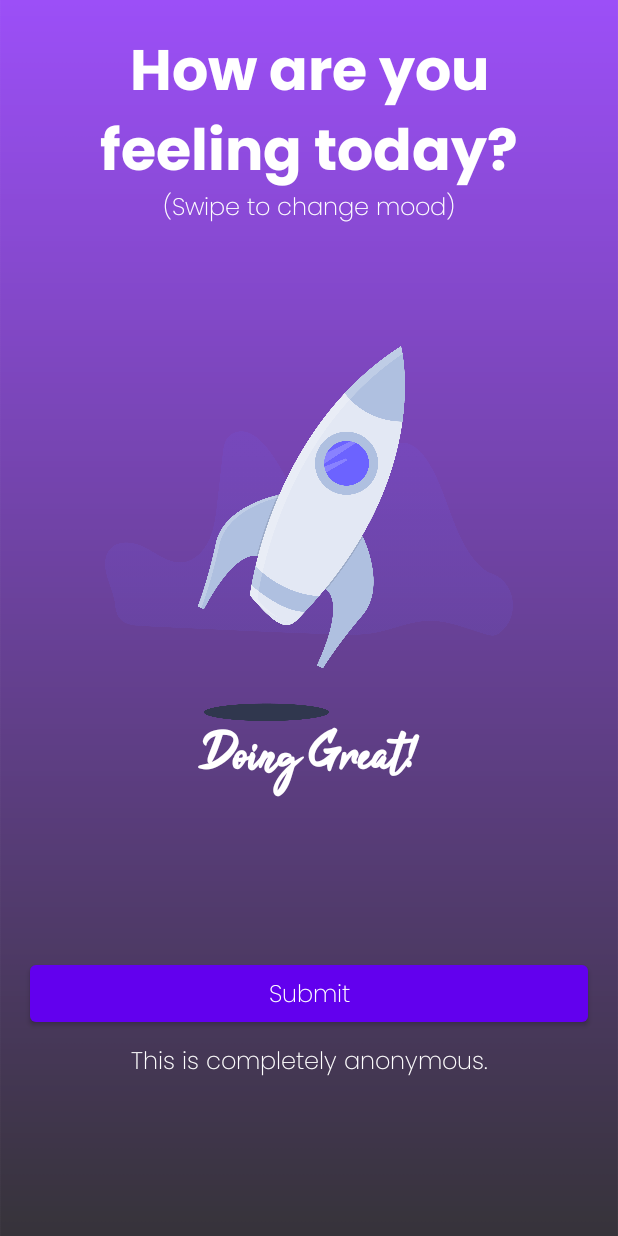
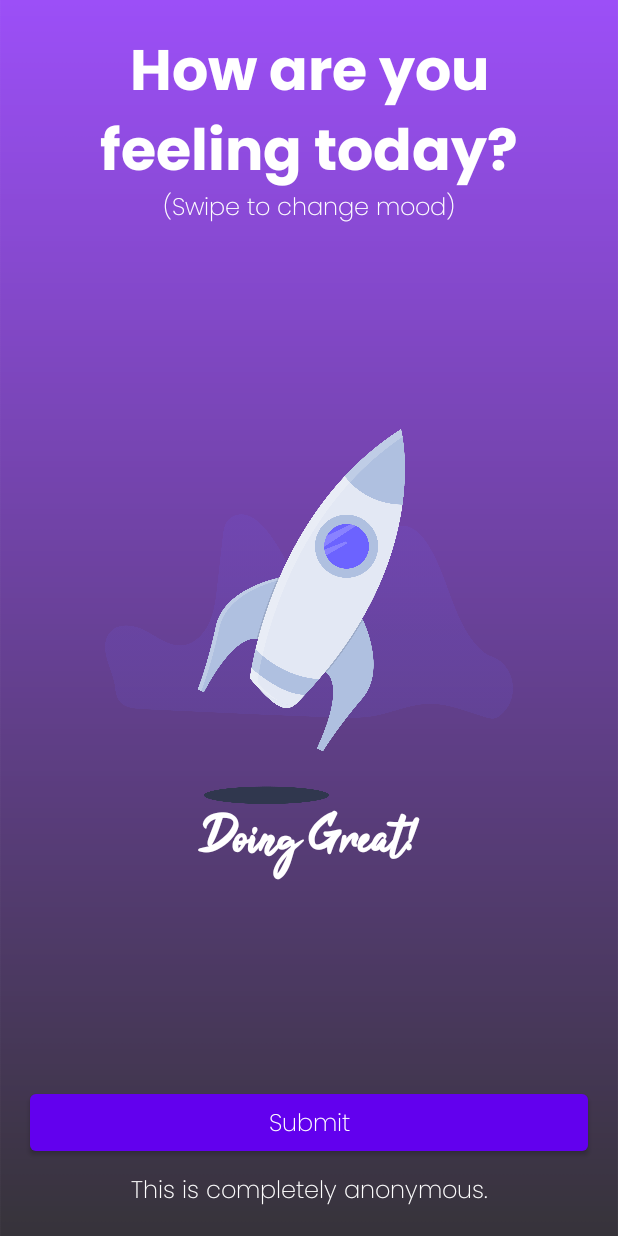
Before and after one commit to AND-Digital-Jemison/Jemison_KotlinMMP, an Android app built with Jetpack Compose: the screen it shows after launch (MainActivity), on a phone screen of 412 x 824 dp. Run offline under Robolectric (Android 15) with nearby library versions, the phone set to English and light mode, and no system bars; our stand-ins replace accompanist; libraries missing offline, so code that uses them is left out: com.microsoft.appcenter; 1 statement that could not run was skipped.

Commit message:
Remove faulty column weightings

```diff
--- a/KotlinMMP/androidApp/src/main/java/and/jemison/kotlinmmp/androidapp/MainActivity.kt
+++ b/KotlinMMP/androidApp/src/main/java/and/jemison/kotlinmmp/androidapp/MainActivity.kt
@@ -52,13 +52,11 @@ class MainActivity : AppCompatActivity() {
                 modifier = Modifier
                     .fillMaxSize()
             ) {
-                Box(modifier = Modifier.padding(20.dp).weight(1.0F)) {
+                Box(modifier = Modifier.padding(20.dp)) {
                     MoodHeader()
                 }
-                Box(modifier = Modifier.weight(2F)) {
-                    MoodPager()
-                }
-                Box(modifier = Modifier.padding(20.dp).weight(1.0F)) {
+                MoodPager()
+                Box(modifier = Modifier.padding(20.dp)) {
                     MoodSubmit()
                 }
             }
```
